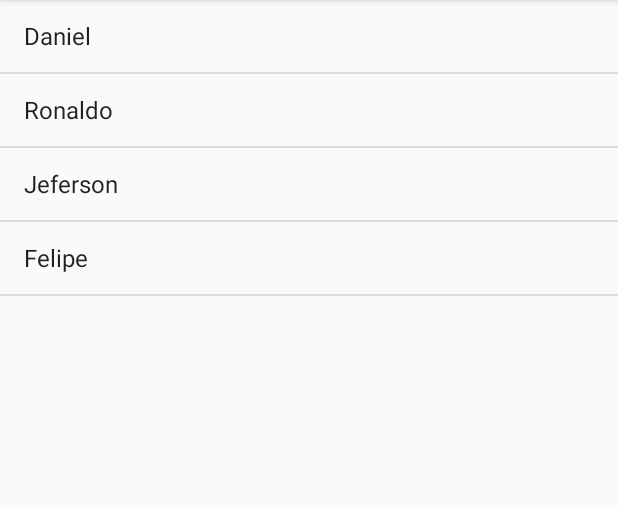
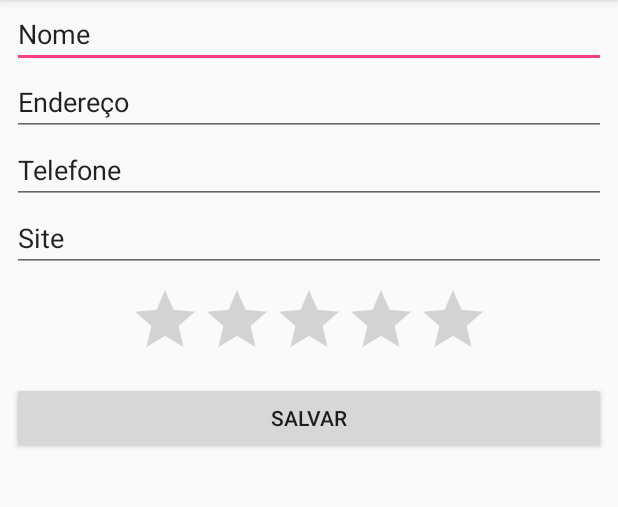
Before and after one commit to netoalceu/Agenda, an Android app: the screen it shows after launch (ListaAlunosActivity before the commit, FormAlunoActivity after it), on a phone screen of 412 x 824 dp, the part 84-591 px from its top. Run offline under Robolectric (Android 15) with nearby library versions, the phone set to English and light mode, and no system bars.

Commit message:
Alura - Android I - Aula 2 - Agenda - Finalizando a criação do Formulario de cadastro do aluno, Criação do lisnen do botao salvar e mostra um Toast

```diff
--- a/app/src/main/AndroidManifest.xml
+++ b/app/src/main/AndroidManifest.xml
@@ -10,13 +10,13 @@
         android:supportsRtl="true"
         android:theme="@style/AppTheme">
         <activity android:name=".ListaAlunosActivity">
+        </activity>
+        <activity android:name=".FormAlunoActivity">
             <intent-filter>
                 <action android:name="android.intent.action.MAIN" />
 
                 <category android:name="android.intent.category.LAUNCHER" />
             </intent-filter>
-        </activity>
-        <activity android:name=".FormAlunoActivity">
 
         </activity>
     </application>
--- a/app/src/main/java/br/com/netoalceu/agenda/FormAlunoActivity.java
+++ b/app/src/main/java/br/com/netoalceu/agenda/FormAlunoActivity.java
@@ -2,6 +2,9 @@ package br.com.netoalceu.agenda;
 
 import android.support.v7.app.AppCompatActivity;
 import android.os.Bundle;
+import android.view.View;
+import android.widget.Button;
+import android.widget.Toast;
 
 public class FormAlunoActivity extends AppCompatActivity {
 
@@ -9,5 +12,15 @@ public class FormAlunoActivity extends AppCompatActivity {
     protected void onCreate(Bundle savedInstanceState) {
         super.onCreate(savedInstanceState);
         setContentView(R.layout.activity_form_aluno);
+
+        Button btnSalvar = (Button) findViewById(R.id.FormAlunoBtnSalvar);
+        btnSalvar.setOnClickListener(new View.OnClickListener() {
+            @Override
+            public void onClick(View view) {
+                Toast.makeText(FormAlunoActivity.this,"Botao Clicado",Toast.LENGTH_SHORT).show();
+            }
+        });
+
+
     }
 }
--- a/app/src/main/res/layout/activity_form_aluno.xml
+++ b/app/src/main/res/layout/activity_form_aluno.xml
@@ -1,5 +1,6 @@
 <?xml version="1.0" encoding="utf-8"?>
-<android.support.constraint.ConstraintLayout xmlns:android="http://schemas.android.com/apk/res/android"
+<android.support.constraint.ConstraintLayout
+    xmlns:android="http://schemas.android.com/apk/res/android"
     xmlns:app="http://schemas.android.com/apk/res-auto"
     xmlns:tools="http://schemas.android.com/tools"
     android:layout_width="match_parent"
@@ -9,7 +10,7 @@
     tools:layout_editor_absoluteY="81dp">
 
     <EditText
-        android:id="@+id/Nome"
+        android:id="@+id/FormAlunoNome"
         android:layout_width="0dp"
         android:layout_height="wrap_content"
         android:layout_marginEnd="8dp"
@@ -25,7 +26,7 @@
         app:layout_constraintTop_toTopOf="parent" />
 
     <EditText
-        android:id="@+id/Endereço"
+        android:id="@+id/FormAlunoEndereço"
         android:layout_width="0dp"
         android:layout_height="wrap_content"
         android:layout_marginEnd="8dp"
@@ -38,10 +39,10 @@
         app:layout_constraintHorizontal_bias="1.0"
         app:layout_constraintLeft_toLeftOf="parent"
         app:layout_constraintRight_toRightOf="parent"
-        app:layout_constraintTop_toBottomOf="@+id/Nome" />
+        app:layout_constraintTop_toBottomOf="@+id/FormAlunoNome" />
 
     <EditText
-        android:id="@+id/Telefone"
+        android:id="@+id/FormAlunoTelefone"
         android:layout_width="0dp"
         android:layout_height="wrap_content"
         android:layout_marginEnd="8dp"
@@ -54,10 +55,10 @@
         app:layout_constraintHorizontal_bias="1.0"
         app:layout_constraintLeft_toLeftOf="parent"
         app:layout_constraintRight_toRightOf="parent"
-        app:layout_constraintTop_toBottomOf="@+id/Endereço" />
+        app:layout_constraintTop_toBottomOf="@+id/FormAlunoEndereço" />
 
     <EditText
-        android:id="@+id/Site"
+        android:id="@+id/FormAlunoSite"
         android:layout_width="0dp"
         android:layout_height="wrap_content"
         android:layout_marginEnd="8dp"
@@ -70,10 +71,10 @@
         app:layout_constraintHorizontal_bias="1.0"
         app:layout_constraintLeft_toLeftOf="parent"
         app:layout_constraintRight_toRightOf="parent"
-        app:layout_constraintTop_toBottomOf="@+id/Telefone" />
+        app:layout_constraintTop_toBottomOf="@+id/FormAlunoTelefone" />
 
     <RatingBar
-        android:id="@+id/Nota"
+        android:id="@+id/FormAlunoNota"
         android:layout_width="wrap_content"
         android:layout_height="wrap_content"
         android:layout_marginEnd="8dp"
@@ -81,15 +82,15 @@
         android:max="10"
         android:numStars="5"
         android:layout_marginTop="8dp"
-        app:layout_constraintTop_toBottomOf="@+id/Site"
+        app:layout_constraintTop_toBottomOf="@+id/FormAlunoSite"
         android:layout_marginLeft="8dp"
         app:layout_constraintLeft_toLeftOf="parent"
         android:layout_marginRight="8dp"
         app:layout_constraintRight_toRightOf="parent" />
 
     <Button
-        android:id="@+id/btn_Salvar"
-        android:layout_width="match_parent"
+        android:id="@+id/FormAlunoBtnSalvar"
+        android:layout_width="0dp"
         android:layout_height="wrap_content"
         android:layout_marginEnd="8dp"
         android:layout_marginLeft="8dp"
@@ -99,6 +100,6 @@
         android:text="Salvar"
         app:layout_constraintLeft_toLeftOf="parent"
         app:layout_constraintRight_toRightOf="parent"
-        app:layout_constraintTop_toBottomOf="@+id/Nota" />
+        app:layout_constraintTop_toBottomOf="@+id/FormAlunoNota" />
 
 </android.support.constraint.ConstraintLayout>
```
